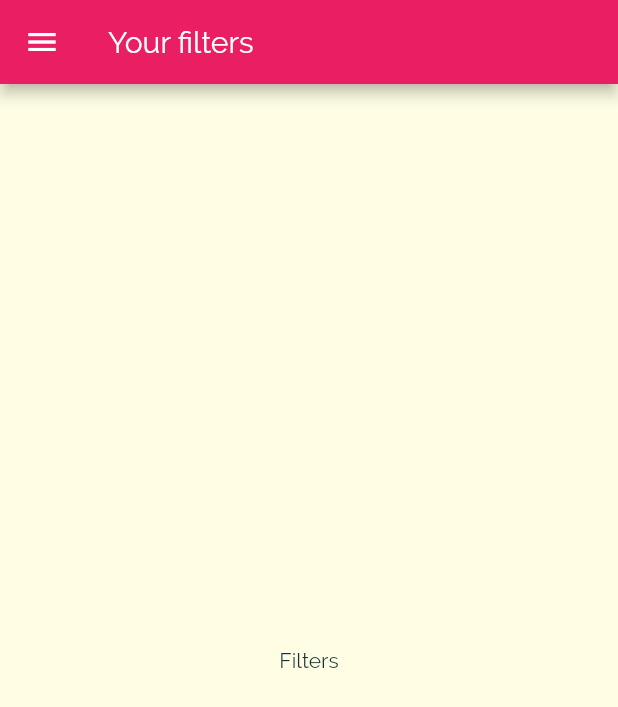
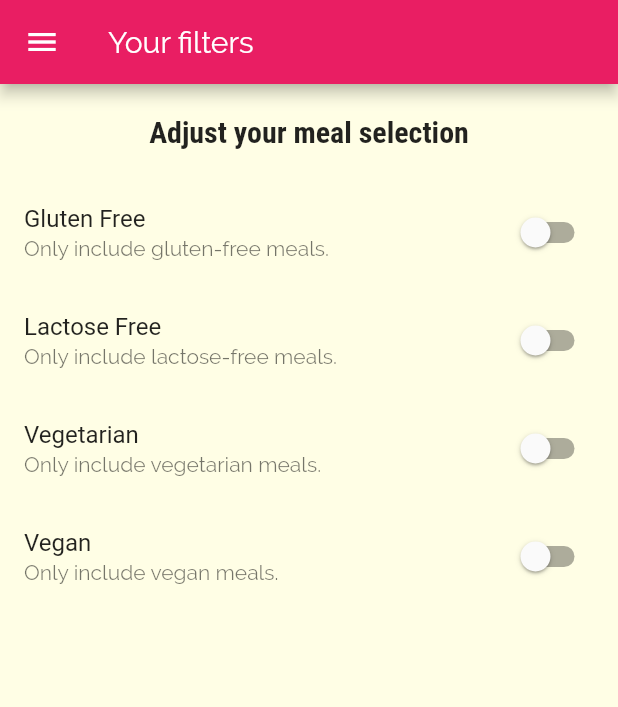
Before and after one commit to pankaj-nikam/nav_meals, a Flutter app: the FiltersScreen screen opened by its route, on a phone screen of 412 x 824 dp. Shown: the top 707 px of the screen. Run offline on Flutter 3.47's test engine with Material 2 defaults, Android fonts, the phone set to English and light mode, and no system bars.

Commit message:
Added filter switches.

```diff
--- a/lib/screens/filters_screen.dart
+++ b/lib/screens/filters_screen.dart
@@ -1,8 +1,19 @@
 import 'package:flutter/material.dart';
 import 'package:nav_meals/widgets/main_drawer.dart';
 
-class FiltersScreen extends StatelessWidget {
+class FiltersScreen extends StatefulWidget {
   static const routeName = '/Filter';
+
+  @override
+  _FiltersScreenState createState() => _FiltersScreenState();
+}
+
+class _FiltersScreenState extends State<FiltersScreen> {
+  var _glutenFree = false;
+  var _vegetarian = false;
+  var _vegan = false;
+  var _lactoseFree = false;
+
   @override
   Widget build(BuildContext context) {
     return Scaffold(
@@ -10,9 +21,80 @@ class FiltersScreen extends StatelessWidget {
         title: Text('Your filters'),
       ),
       drawer: MainDrawer(),
-      body: Center(
-        child: Text('Filters'),
+      body: Column(
+        children: [
+          Container(
+            padding: EdgeInsets.all(20),
+            child: Text(
+              'Adjust your meal selection',
+              style: Theme.of(context).textTheme.headline6,
+            ),
+          ),
+          Expanded(
+              child: ListView(
+            children: [
+              _buildSwitchListTile(
+                _glutenFree,
+                'Gluten Free',
+                'Only include gluten-free meals.',
+                (value) {
+                  setState(
+                    () {
+                      _glutenFree = value;
+                    },
+                  );
+                },
+              ),
+              _buildSwitchListTile(
+                _lactoseFree,
+                'Lactose Free',
+                'Only include lactose-free meals.',
+                (value) {
+                  setState(
+                    () {
+                      _lactoseFree = value;
+                    },
+                  );
+                },
+              ),
+              _buildSwitchListTile(
+                _vegetarian,
+                'Vegetarian',
+                'Only include vegetarian meals.',
+                (value) {
+                  setState(
+                    () {
+                      _vegetarian = value;
+                    },
+                  );
+                },
+              ),
+              _buildSwitchListTile(
+                _vegan,
+                'Vegan',
+                'Only include vegan meals.',
+                (value) {
+                  setState(
+                    () {
+                      _vegan = value;
+                    },
+                  );
+                },
+              ),
+            ],
+          ))
+        ],
       ),
     );
   }
+
+  SwitchListTile _buildSwitchListTile(
+      bool value, String title, String subTitle, Function onChanged) {
+    return SwitchListTile.adaptive(
+      value: value,
+      title: Text(title),
+      subtitle: Text(subTitle),
+      onChanged: onChanged,
+    );
+  }
 }
```
